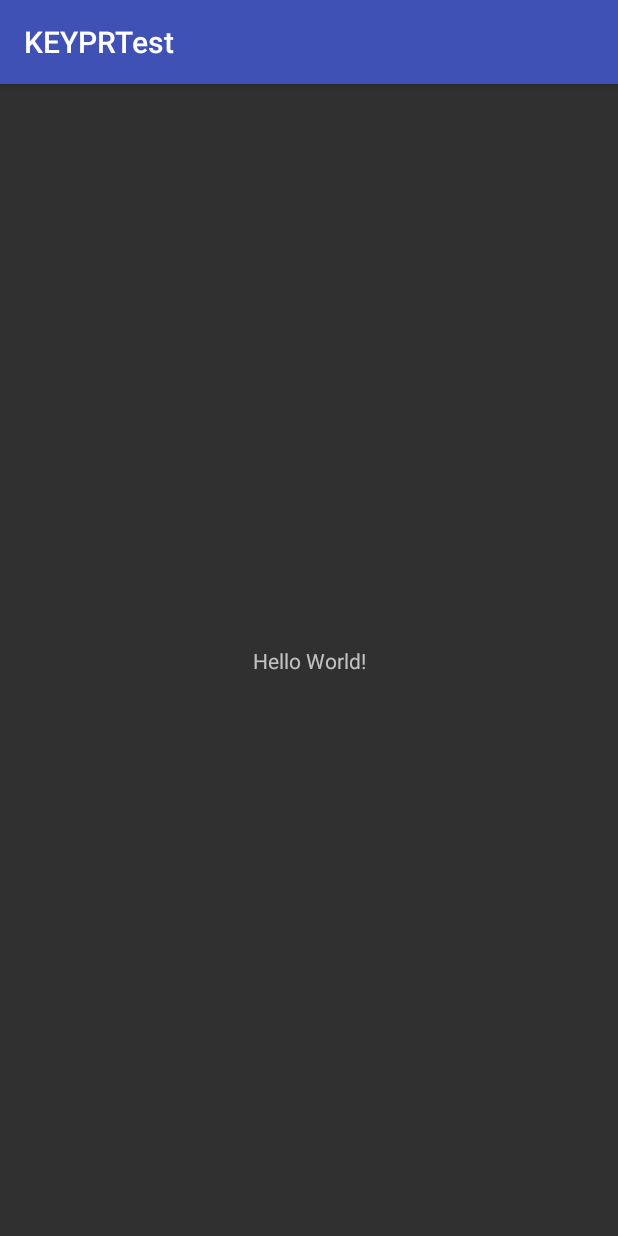
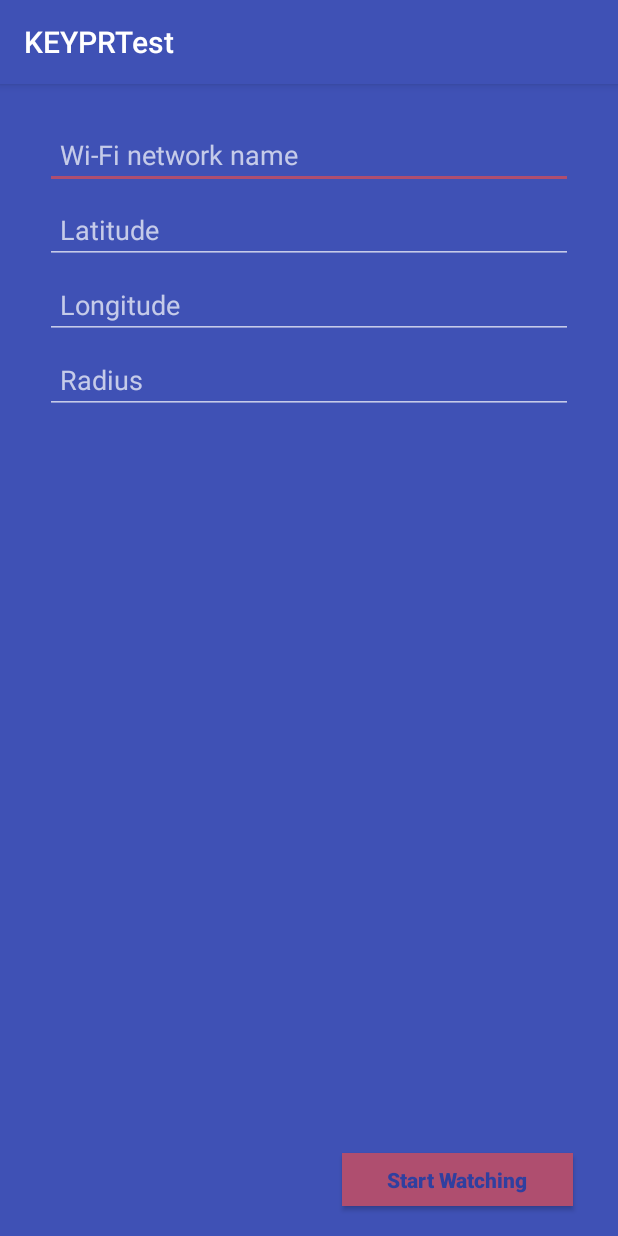
Before and after one commit to Katkov/keyprtest, an Android app: the screen it shows after launch (MainActivity), on a phone screen of 412 x 824 dp. Run offline under Robolectric (Android 15) with nearby library versions, the phone set to English and light mode, and no system bars.

Commit message:
first layout, first colors, first interfaces

```diff
--- a/app/src/main/java/keyprtest/katkov/com/keyprtest/MainActivity.java
+++ b/app/src/main/java/keyprtest/katkov/com/keyprtest/MainActivity.java
@@ -1,15 +1,45 @@
 package keyprtest.katkov.com.keyprtest;
 
 
+import android.app.Activity;
+import android.content.DialogInterface;
+import android.support.v7.app.AlertDialog;
 import android.support.v7.app.AppCompatActivity;
 import android.os.Bundle;
 
 
-public class MainActivity extends AppCompatActivity {
+public class MainActivity extends AppCompatActivity implements MainContract.View {
 
     @Override
     protected void onCreate(Bundle savedInstanceState) {
         super.onCreate(savedInstanceState);
         setContentView(R.layout.activity_main);
     }
+
+    @Override
+    public Activity getActivity() {
+        return this;
+    }
+
+    @Override
+    public void showAlert(String message, DialogInterface.OnClickListener okClickListener) {
+        AlertDialog.Builder builder = new AlertDialog.Builder(this);
+        builder.setTitle(getString(R.string.alert));
+        builder.setMessage(message);
+        builder.setPositiveButton(getString(R.string.ok), okClickListener);
+        builder.setCancelable(false);
+        builder.create().show();
+    }
+
+    @Override
+    public void showConfirm(String message, DialogInterface.OnClickListener yesClickListener,
+            DialogInterface.OnClickListener noClickListener) {
+        AlertDialog.Builder builder = new AlertDialog.Builder(this);
+        builder.setTitle(getString(R.string.alert));
+        builder.setMessage(message);
+        builder.setPositiveButton(getString(R.string.yes), yesClickListener);
+        builder.setNegativeButton(getString(R.string.no), noClickListener);
+        builder.setCancelable(false);
+        builder.create().show();
+    }
 }
--- /dev/null
+++ b/app/src/main/java/keyprtest/katkov/com/keyprtest/MainContract.java
@@ -0,0 +1,28 @@
+package keyprtest.katkov.com.keyprtest;
+
+
+import android.app.Activity;
+import android.content.DialogInterface;
+
+
+/**
+ * Created by michaelkatkov on 4/20/17.
+ */
+
+public class MainContract {
+
+    public interface View {
+
+        Activity getActivity();
+        void showAlert(String message, DialogInterface.OnClickListener okClickListener);
+        void showConfirm(String message, DialogInterface.OnClickListener yesClickListener,
+                DialogInterface.OnClickListener noClickListener);
+    }
+
+    public interface Presenter {
+
+        void populate();
+        void startWatching();
+        void stopWatching();
+    }
+}
--- /dev/null
+++ b/app/src/main/java/keyprtest/katkov/com/keyprtest/MainPresenter.java
@@ -0,0 +1,34 @@
+package keyprtest.katkov.com.keyprtest;
+
+
+/**
+ * Created by michaelkatkov on 4/20/17.
+ */
+
+public class MainPresenter implements MainContract.Presenter {
+
+    private MainContract.View mView;
+
+
+    public MainPresenter(MainContract.View view) {
+        mView = view;
+    }
+
+
+    @Override
+    public void populate() {
+
+    }
+
+
+    @Override
+    public void startWatching() {
+
+    }
+
+
+    @Override
+    public void stopWatching() {
+
+    }
+}
--- a/app/src/main/res/layout/activity_main.xml
+++ b/app/src/main/res/layout/activity_main.xml
@@ -1,19 +1,75 @@
 <?xml version="1.0" encoding="utf-8"?>
-<android.support.constraint.ConstraintLayout
-        xmlns:android="http://schemas.android.com/apk/res/android"
-        xmlns:tools="http://schemas.android.com/tools"
-        xmlns:app="http://schemas.android.com/apk/res-auto"
-        android:layout_width="match_parent"
-        android:layout_height="match_parent"
-        tools:context="keyprtest.katkov.com.keyprtest.MainActivity">
+<LinearLayout xmlns:android="http://schemas.android.com/apk/res/android"
+              android:orientation="vertical"
+              android:layout_width="match_parent"
+              android:layout_height="match_parent">
 
-    <TextView
-            android:layout_width="wrap_content"
-            android:layout_height="wrap_content"
-            android:text="Hello World!"
-            app:layout_constraintBottom_toBottomOf="parent"
-            app:layout_constraintLeft_toLeftOf="parent"
-            app:layout_constraintRight_toRightOf="parent"
-            app:layout_constraintTop_toTopOf="parent"/>
+    <EditText android:id="@+id/main_wifi_name_et"
+              android:layout_width="match_parent"
+              android:layout_height="40dp"
+              android:layout_marginLeft="30dp"
+              android:layout_marginRight="30dp"
+              android:layout_marginTop="30dp"
+              android:paddingLeft="10dp"
+              android:maxLines="1"
+              android:imeOptions="actionNext"
+              android:hint="@string/wifi_name"/>
 
-</android.support.constraint.ConstraintLayout>
+    <EditText android:id="@+id/main_latitude_et"
+              android:layout_width="match_parent"
+              android:layout_height="40dp"
+              android:layout_marginLeft="30dp"
+              android:layout_marginRight="30dp"
+              android:layout_marginTop="10dp"
+              android:paddingLeft="10dp"
+              android:maxLines="1"
+              android:inputType="number"
+              android:imeOptions="actionNext"
+              android:hint="@string/latitude"/>
+
+    <EditText android:id="@+id/main_longitude_et"
+              android:layout_width="match_parent"
+              android:layout_height="40dp"
+              android:layout_marginLeft="30dp"
+              android:layout_marginRight="30dp"
+              android:layout_marginTop="10dp"
+              android:paddingLeft="10dp"
+              android:maxLines="1"
+              android:inputType="number"
+              android:imeOptions="actionNext"
+              android:hint="@string/longitude"/>
+
+    <EditText android:id="@+id/main_radius_et"
+              android:layout_width="match_parent"
+              android:layout_height="40dp"
+              android:layout_marginLeft="30dp"
+              android:layout_marginRight="30dp"
+              android:layout_marginTop="10dp"
+              android:paddingLeft="10dp"
+              android:maxLines="1"
+              android:inputType="number"
+              android:imeOptions="actionDone"
+              android:hint="@string/radius"/>
+
+    <RelativeLayout android:layout_width="match_parent"
+                    android:layout_height="match_parent">
+
+        <Button android:id="@+id/main_start_watching_btn"
+                android:layout_width="wrap_content"
+                android:layout_height="35dp"
+                android:paddingLeft="30dp"
+                android:paddingRight="30dp"
+                android:layout_marginRight="30dp"
+                android:layout_marginBottom="20dp"
+                android:layout_alignParentBottom="true"
+                android:layout_alignParentRight="true"
+                android:layout_marginTop="15dp"
+                android:background="@color/colorAccent"
+                android:text="@string/start_watching"
+                android:textAllCaps="false"
+                android:textColor="@color/colorPrimaryDark"
+                android:textStyle="bold"/>
+
+    </RelativeLayout>
+
+</LinearLayout>
--- a/app/src/main/res/values/colors.xml
+++ b/app/src/main/res/values/colors.xml
@@ -2,5 +2,6 @@
 <resources>
     <color name="colorPrimary">#3F51B5</color>
     <color name="colorPrimaryDark">#303F9F</color>
-    <color name="colorAccent">#FF4081</color>
+    <color name="colorAccent">#af4e6f</color>
+    <color name="colorGreen">#59bc84</color>
 </resources>
--- a/app/src/main/res/values/strings.xml
+++ b/app/src/main/res/values/strings.xml
@@ -1,3 +1,18 @@
 <resources>
     <string name="app_name">KEYPRTest</string>
+
+    <!-- Main Activity -->
+    <string name="wifi_name">Wi-Fi network name</string>
+    <string name="latitude">Latitude</string>
+    <string name="longitude">Longitude</string>
+    <string name="radius">Radius</string>
+    <string name="start_watching">Start Watching</string>
+    <string name="stop_watching">Stop Watching</string>
+
+    <!-- Alerts -->
+    <string name="alert">Alert</string>
+    <string name="ok">Ok</string>
+    <string name="yes">Yes</string>
+    <string name="no">No</string>
+
 </resources>
--- a/app/src/main/res/values/styles.xml
+++ b/app/src/main/res/values/styles.xml
@@ -2,9 +2,10 @@
 
     <!-- Base application theme. -->
     <style name="AppTheme" parent="Theme.AppCompat">
-        <!-- Customize your theme here. -->
+        <item name="android:windowBackground">@color/colorPrimary</item>
+        <item name="android:colorBackground">@color/colorPrimary</item>
         <item name="colorPrimary">@color/colorPrimary</item>
-        <item name="colorPrimaryDark">@color/colorPrimaryDark</item>
+        <item name="colorPrimaryDark">@color/colorPrimary</item>
         <item name="colorAccent">@color/colorAccent</item>
     </style>
 
```
